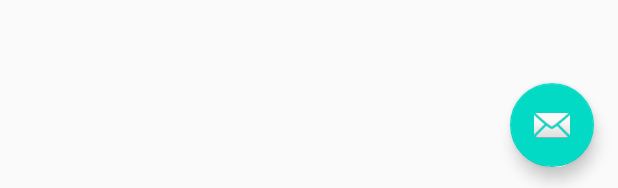
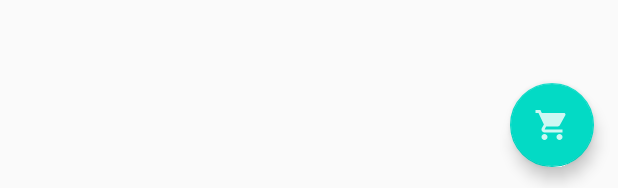
Before and after one commit to harry2909/Android_Clickable_Images_Challenge, an Android app: the layout activity_main.xml on its own in the app's theme, with its tools: preview values and no code run, on a phone screen of 412 x 824 dp. Shown: the part 1045-1233 px from the top of the screen. Run offline under Robolectric (Android 15) with nearby library versions, the phone set to English and light mode, and no system bars.

Commit message:
Code for challenge complete.

```diff
--- a/app/src/main/AndroidManifest.xml
+++ b/app/src/main/AndroidManifest.xml
@@ -9,6 +9,7 @@
         android:roundIcon="@mipmap/ic_launcher_round"
         android:supportsRtl="true"
         android:theme="@style/AppTheme">
+        <activity android:name=".OrderActivity"></activity>
         <activity
             android:name=".MainActivity"
             android:label="@string/app_name"
--- /dev/null
+++ b/app/src/main/res/drawable-anydpi/ic_shopping_cart.xml
@@ -0,0 +1,11 @@
+<vector xmlns:android="http://schemas.android.com/apk/res/android"
+    android:width="24dp"
+    android:height="24dp"
+    android:viewportWidth="24"
+    android:viewportHeight="24"
+    android:tint="#FFFFFF"
+    android:alpha="0.8">
+  <path
+      android:fillColor="@android:color/white"
+      android:pathData="M7,18c-1.1,0 -1.99,0.9 -1.99,2S5.9,22 7,22s2,-0.9 2,-2 -0.9,-2 -2,-2zM1,2v2h2l3.6,7.59 -1.35,2.45c-0.16,0.28 -0.25,0.61 -0.25,0.96 0,1.1 0.9,2 2,2h12v-2L7.42,15c-0.14,0 -0.25,-0.11 -0.25,-0.25l0.03,-0.12 0.9,-1.63h7.45c0.75,0 1.41,-0.41 1.75,-1.03l3.58,-6.49c0.08,-0.14 0.12,-0.31 0.12,-0.48 0,-0.55 -0.45,-1 -1,-1L5.21,4l-0.94,-2L1,2zM17,18c-1.1,0 -1.99,0.9 -1.99,2s0.89,2 1.99,2 2,-0.9 2,-2 -0.9,-2 -2,-2z"/>
+</vector>
--- a/app/src/main/res/layout/activity_main.xml
+++ b/app/src/main/res/layout/activity_main.xml
@@ -28,6 +28,6 @@
         android:layout_height="wrap_content"
         android:layout_gravity="bottom|end"
         android:layout_margin="@dimen/fab_margin"
-        app:srcCompat="@android:drawable/ic_dialog_email" />
+        android:src="@drawable/ic_shopping_cart" />
 
 </androidx.coordinatorlayout.widget.CoordinatorLayout>
```
Also changed, not shown: app/src/main/java/com/example/droidcafe/MainActivity.java (+17 -6 lines), app/src/main/java/com/example/droidcafe/OrderActivity.java (added, +22 -0 lines), app/src/main/res/layout/activity_order.xml (added, +20 -0 lines), app/src/main/res/drawable-hdpi/ic_shopping_cart.png (added), app/src/main/res/drawable-mdpi/ic_shopping_cart.png (added), app/src/main/res/drawable-xhdpi/ic_shopping_cart.png (added), app/src/main/res/drawable-xxhdpi/ic_shopping_cart.png (added).
